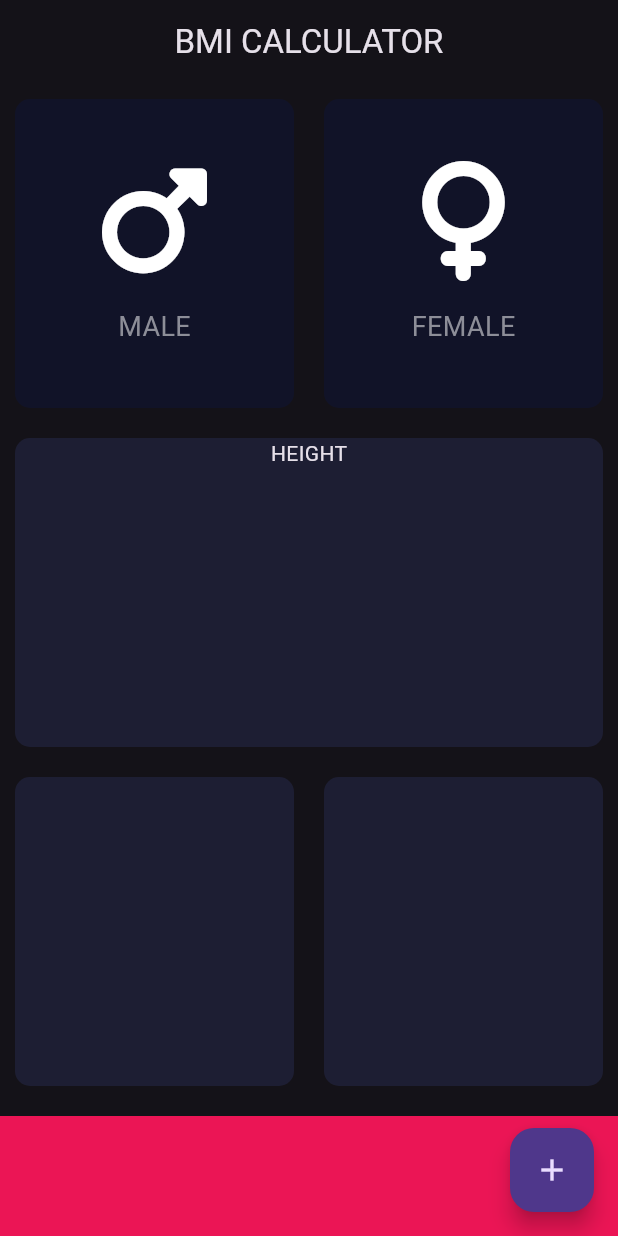
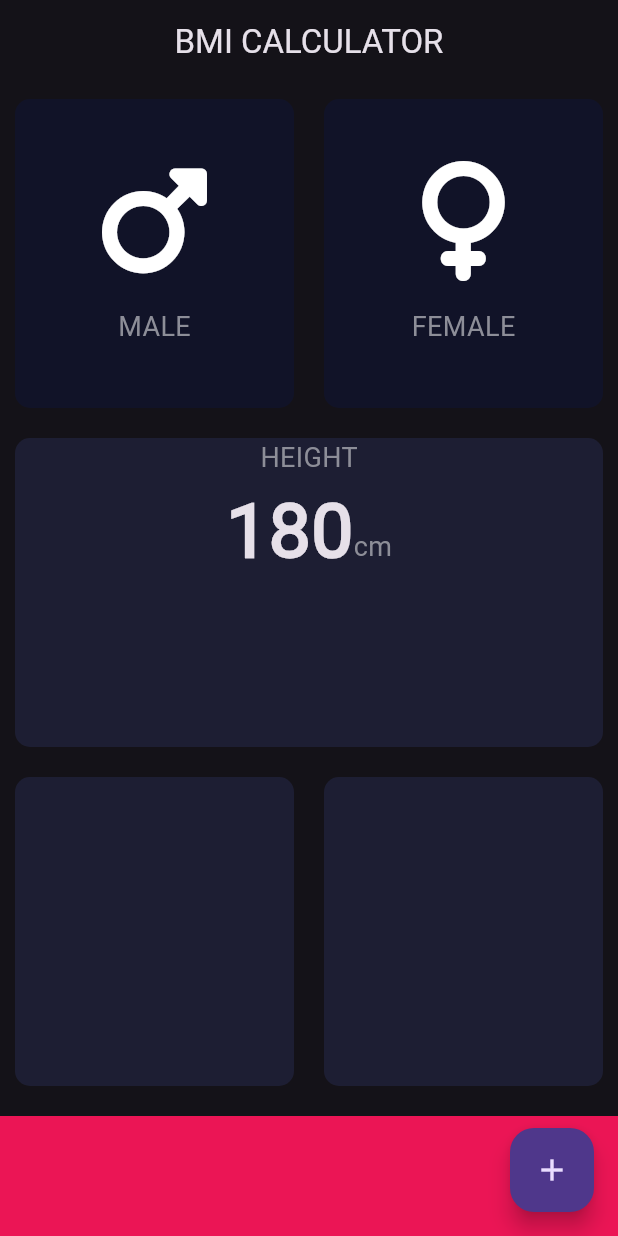
Before and after one commit to dawit2123/Flutter-Projects, a Flutter app: the screen it shows after launch, on a phone screen of 412 x 824 dp. Run offline on Flutter 3.47's test engine with Material 3 defaults, Android fonts, the phone set to English and light mode, and no system bars; our stand-ins replace audioplayers, font_awesome_flutter, rflutter_alert; missing offline and left inert: dart:html.

Commit message:
the height unit moves down to the baseline

```diff
--- a/bmi_calculator/lib/constant.dart
+++ b/bmi_calculator/lib/constant.dart
@@ -6,3 +6,5 @@ const inActiveCardColor = Color(0xFF111328);
 const bottomContainerColor = Color(0xffeb1555);
 
 const textDefaultStyle = TextStyle(color: Color(0xff8d8e98), fontSize: 18.0);
+
+const kNumTextStyle = TextStyle(fontSize: 50.0, fontWeight: FontWeight.w900);
--- a/bmi_calculator/lib/input_page.dart
+++ b/bmi_calculator/lib/input_page.dart
@@ -1,3 +1,5 @@
+// ignore: prefer_const_constructors
+
 import 'dart:html';
 
 import 'package:flutter/material.dart';
@@ -25,6 +27,7 @@ class _InputPageState extends State<InputPage> {
         child: Text('BMI CALCULATOR'),
       )),
       body: Column(
+        crossAxisAlignment: CrossAxisAlignment.stretch,
         children: <Widget>[
           Expanded(
               child: Row(
@@ -64,7 +67,27 @@ class _InputPageState extends State<InputPage> {
                   child: BasicContainer(
                       activeCardColor,
                       Column(
-                        children: <Widget>[Text('HEIGHT')],
+                        children: <Widget>[
+                          Text(
+                            'HEIGHT',
+                            style: textDefaultStyle,
+                          ),
+                          Row(
+                            mainAxisAlignment: MainAxisAlignment.center,
+                            crossAxisAlignment: CrossAxisAlignment.baseline,
+                            textBaseline: TextBaseline.alphabetic,
+                            children: <Widget>[
+                              Text(
+                                '180',
+                                style: kNumTextStyle,
+                              ),
+                              Text(
+                                'cm',
+                                style: textDefaultStyle,
+                              )
+                            ],
+                          )
+                        ],
                       )))
             ],
           )),
```
